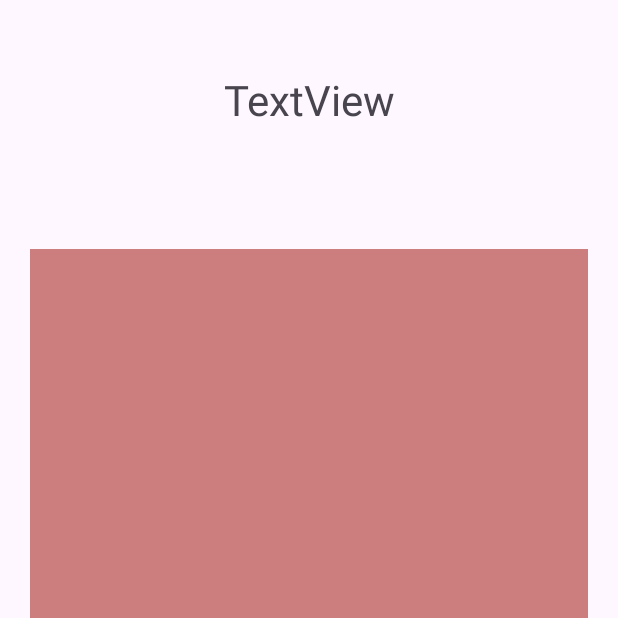
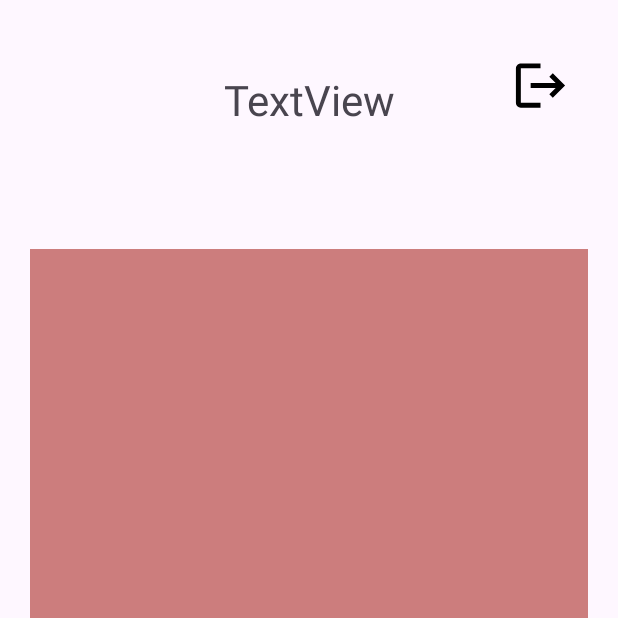
Before and after one commit to AndreasPelczer/einloggohnegoogle, an Android app: the DataFragment screen opened directly, with no data from a screen before it, on a phone screen of 412 x 824 dp, the top half of it. Run offline under Robolectric (Android 15) with nearby library versions, the phone set to English and light mode, and no system bars; our stand-ins replace Firebase (no records; nobody signed in at launch, a user with empty details on screens opened directly), Room's generated code.

```diff
--- a/app/src/main/java/com/example/einloggohnegoogle/DataFragment.kt
+++ b/app/src/main/java/com/example/einloggohnegoogle/DataFragment.kt
@@ -31,7 +31,11 @@ class DataFragment : Fragment() {
 
     override fun onViewCreated(view: View, savedInstanceState: Bundle?) {
         super.onViewCreated(view, savedInstanceState)
-
+        viewModel.user.observe(viewLifecycleOwner){
+            if (it == null){
+                findNavController().navigate(DataFragmentDirections.actionDataFragmentToLoginFragment())
+            }
+        }
         viewModel.loadfromFireStore()
             //RV wird beobachtet
         viewModel.rezeptDataList.observe(viewLifecycleOwner) { rezeptDataList ->
@@ -55,5 +59,11 @@ class DataFragment : Fragment() {
             findNavController().navigate(R.id.action_dataFragment_to_NeuesRezeptFragment)
         }
 
+        binding.auslogBTN.setOnClickListener {
+            Log.d("signout", "schitt")
+
+            viewModel.signOut()
+        }
+
     }
 }
--- a/app/src/main/java/com/example/einloggohnegoogle/FirebaseViewmodel.kt
+++ b/app/src/main/java/com/example/einloggohnegoogle/FirebaseViewmodel.kt
@@ -20,11 +20,11 @@ class FirebaseViewmodel(application: Application) : AndroidViewModel(application
 
     private val auth: FirebaseAuth = FirebaseAuth.getInstance()
 
-    val firestore = FirebaseFirestore.getInstance()
+    private val firestore = FirebaseFirestore.getInstance()
     private val rezeptDatabase = getRezeptDatabase(application)
 
     private val repository = FirebaseRepository(rezeptDatabase, firestore, auth )
-    val firebaseAuth = FirebaseAuth.getInstance()
+    private val firebaseAuth = FirebaseAuth.getInstance()
 
     val rezeptDataList: LiveData<List<Rezept>> = repository.getAll()
     val _user: MutableLiveData<FirebaseUser?> = MutableLiveData()
@@ -89,7 +89,11 @@ class FirebaseViewmodel(application: Application) : AndroidViewModel(application
             //Wenn Task fertig ist dann überprüfe z.B. ob der User eingeloggt wurde
             //oder ob es Fehler gab o.Ä.
             setupUserEnv()
-            val profile = Profile("User", extra)
+            val profile = Profile(
+                "User",
+                extra,
+                "",
+                )
             profileRef.set(profile)
         }
     }
--- a/app/src/main/java/com/example/einloggohnegoogle/data/Profile.kt
+++ b/app/src/main/java/com/example/einloggohnegoogle/data/Profile.kt
@@ -2,5 +2,7 @@ package com.example.einloggohnegoogle
 
 data class Profile(
     val role: String,
-    val extra: String
+    val extra: String,
+    val username: String,
+
 )
--- /dev/null
+++ b/app/src/main/res/drawable/baseline_logout_24.xml
@@ -0,0 +1,5 @@
+<vector android:autoMirrored="true" android:height="24dp"
+    android:tint="#000000" android:viewportHeight="24"
+    android:viewportWidth="24" android:width="24dp" xmlns:android="http://schemas.android.com/apk/res/android">
+    <path android:fillColor="@android:color/white" android:pathData="M17,7l-1.41,1.41L18.17,11H8v2h10.17l-2.58,2.58L17,17l5,-5zM4,5h8V3H4c-1.1,0 -2,0.9 -2,2v14c0,1.1 0.9,2 2,2h8v-2H4V5z"/>
+</vector>
--- a/app/src/main/res/layout/fragment_data.xml
+++ b/app/src/main/res/layout/fragment_data.xml
@@ -45,4 +45,14 @@
         app:layout_constraintStart_toStartOf="parent"
         app:layout_constraintTop_toBottomOf="@+id/roleTV" />
 
+    <ImageView
+        android:id="@+id/auslogBTN"
+        android:layout_width="39dp"
+        android:layout_height="50dp"
+        android:layout_marginTop="32dp"
+        android:layout_marginEnd="32dp"
+        android:src="@drawable/baseline_logout_24"
+        app:layout_constraintEnd_toEndOf="parent"
+        app:layout_constraintTop_toTopOf="parent" />
+
 </androidx.constraintlayout.widget.ConstraintLayout>
--- a/app/src/main/res/navigation/nav_graph.xml
+++ b/app/src/main/res/navigation/nav_graph.xml
@@ -22,6 +22,9 @@
         <action
             android:id="@+id/action_dataFragment_to_NeuesRezeptFragment"
             app:destination="@id/neuesRezeptFragment" />
+        <action
+            android:id="@+id/action_dataFragment_to_loginFragment"
+            app:destination="@id/loginFragment" />
     </fragment>
     <fragment android:id="@+id/placeholder" />
 
```
